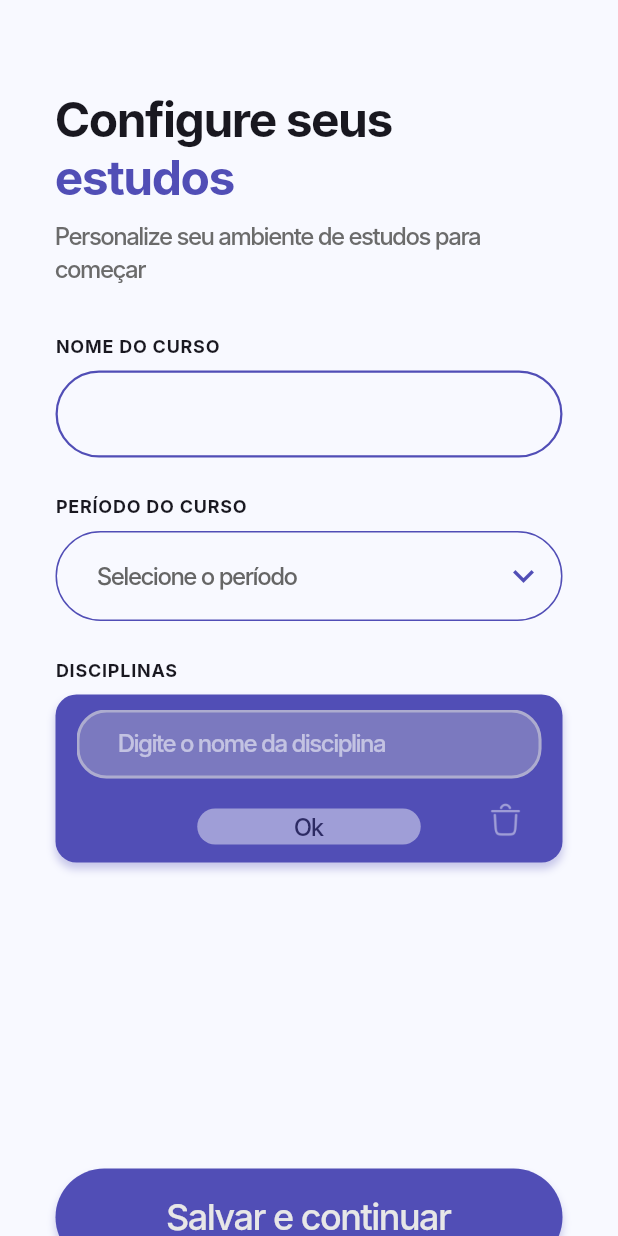
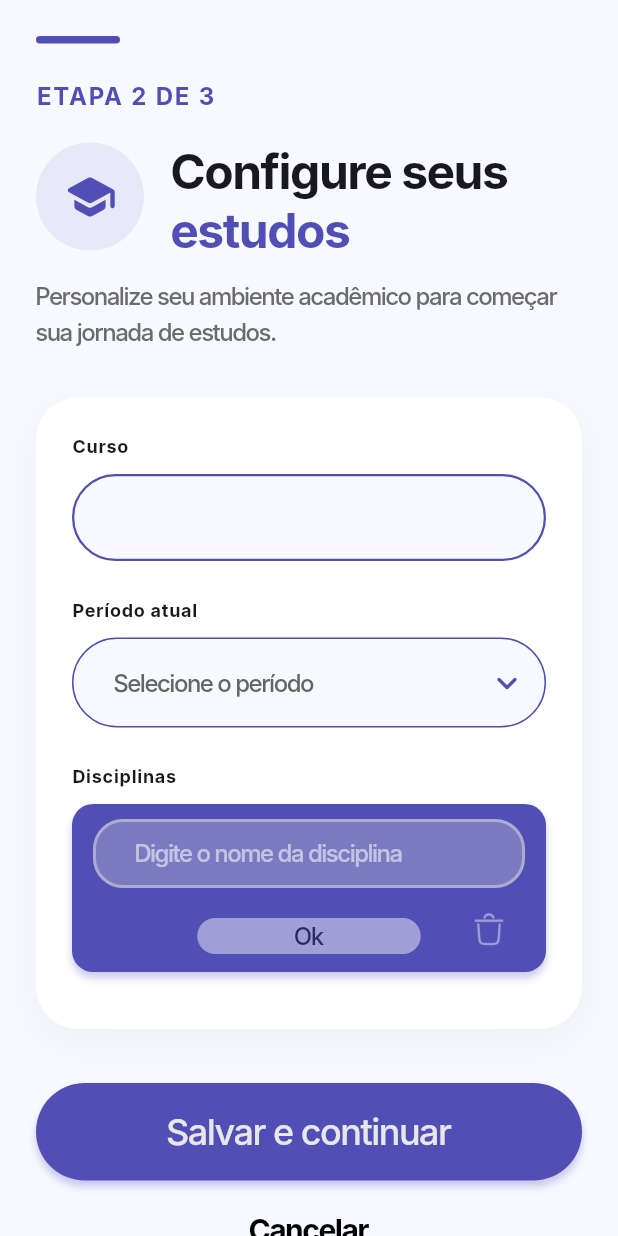
Before and after one commit to vitormarques7/flutter_academic_manager_app, a Flutter app: the UniversityConfigPage screen opened by its route, on a phone screen of 412 x 824 dp. Run offline on Flutter 3.47's test engine with Material 3 defaults, Android fonts, the phone set to English and light mode, and no system bars; our stand-ins replace cloud_firestore, firebase_auth, firebase_core, google_sign_in, table_calendar; accounts and stored records are empty; Roboto replaces fonts that are missing (Inter).

Commit message:
feat: melhoria UI na tela de filtragem

```diff
--- a/lib/view/pages/university_config_page.dart
+++ b/lib/view/pages/university_config_page.dart
@@ -1,5 +1,6 @@
 import 'package:academic_manager_app/config/routes/app_routes.dart';
 import 'package:flutter/material.dart';
+
 import '../../config/theme/app_colors.dart';
 import '../../config/theme/app_text_styles.dart';
 import '../widgets/buttons/cancel_button.dart';
@@ -19,8 +20,8 @@ class _UniversityConfigPageState extends State<UniversityConfigPage> {
   final formKey = GlobalKey<FormState>();
 
   final courseController = TextEditingController();
+
   int? selectedPeriod;
-
   bool isLoading = false;
 
   @override
@@ -36,9 +37,14 @@ class _UniversityConfigPageState extends State<UniversityConfigPage> {
 
     try {
       await Future.delayed(const Duration(seconds: 1));
-      if (mounted) AppRoutes.toHome(context);
+
+      if (mounted) {
+        AppRoutes.toHome(context);
+      }
     } finally {
-      if (mounted) setState(() => isLoading = false);
+      if (mounted) {
+        setState(() => isLoading = false);
+      }
     }
   }
 
@@ -50,15 +56,59 @@ class _UniversityConfigPageState extends State<UniversityConfigPage> {
         child: Form(
           key: formKey,
           child: SingleChildScrollView(
-            padding: const EdgeInsets.fromLTRB(37, 60, 37, 40),
+            padding: const EdgeInsets.fromLTRB(24, 24, 24, 32),
             child: Column(
               crossAxisAlignment: CrossAxisAlignment.start,
               children: [
-                RichText(
+                // Indicador superior
+                Container(
+                  width: 56,
+                  height: 5,
+                  decoration: BoxDecoration(
+                    color: AppColors.primary,
+                    borderRadius: BorderRadius.circular(99),
+                  ),
+                ),
+
+                const SizedBox(height: 24),
+
+                Text(
+                  'ETAPA 2 DE 3',
+                  style: AppTextStyles.bodyRegular.copyWith(
+                    color: AppColors.primary,
+                    fontWeight: FontWeight.w700,
+                    letterSpacing: 1.2,
+                  ),
+                ),
+
+                const SizedBox(height: 20),
+
+                // Cabeçalho
+                Row(
+                  crossAxisAlignment: CrossAxisAlignment.start,
+                  children: [
+                    Container(
+                      width: 72,
+                      height: 72,
+                      decoration: BoxDecoration(
+                        color: AppColors.primary.withOpacity(0.10),
+                        shape: BoxShape.circle,
+                      ),
+                      child: Icon(
+                        Icons.school_rounded,
+                        color: AppColors.primary,
+                        size: 36,
+                      ),
+                    ),
+
+                    const SizedBox(width: 18),
+
+                    Expanded(
+                      child: RichText(
                         text: TextSpan(
-                    text: 'Configure seus\n',
                           style: AppTextStyles.headline2,
                           children: [
+                            const TextSpan(text: 'Configure seus\n'),
                             TextSpan(
                               text: 'estudos',
                               style: AppTextStyles.headline2.copyWith(
@@ -68,22 +118,48 @@ class _UniversityConfigPageState extends State<UniversityConfigPage> {
                           ],
                         ),
                       ),
-                const SizedBox(height: 8),
+                    ),
+                  ],
+                ),
+
+                const SizedBox(height: 12),
+
                 Text(
-                  'Personalize seu ambiente de estudos para começar',
-                  style: AppTextStyles.bodyRegular,
+                  'Personalize seu ambiente acadêmico para começar sua jornada de estudos.',
+                  style: AppTextStyles.bodyRegular.copyWith(height: 1.5),
                 ),
 
                 const SizedBox(height: 32),
 
-                const SectionLabel(label: 'NOME DO CURSO'),
-                const SizedBox(height: 8),
+                // Card principal
+                Container(
+                  padding: const EdgeInsets.all(24),
+                  decoration: BoxDecoration(
+                    color: Colors.white,
+                    borderRadius: BorderRadius.circular(28),
+                    boxShadow: [
+                      BoxShadow(
+                        color: Colors.black.withOpacity(0.04),
+                        blurRadius: 24,
+                        offset: const Offset(0, 8),
+                      ),
+                    ],
+                  ),
+                  child: Column(
+                    crossAxisAlignment: CrossAxisAlignment.start,
+                    children: [
+                      const SectionLabel(label: 'Curso'),
+
+                      const SizedBox(height: 10),
+
                       ConfigTextField(controller: courseController),
 
                       const SizedBox(height: 24),
 
-                const SectionLabel(label: 'PERÍODO DO CURSO'),
-                const SizedBox(height: 8),
+                      const SectionLabel(label: 'Período atual'),
+
+                      const SizedBox(height: 10),
+
                       DropdownButtonFormField<int>(
                         initialValue: selectedPeriod,
                         menuMaxHeight: 280,
@@ -94,7 +170,7 @@ class _UniversityConfigPageState extends State<UniversityConfigPage> {
                           ),
                         ),
                         icon: const Icon(
-                    Icons.keyboard_arrow_down,
+                          Icons.keyboard_arrow_down_rounded,
                           color: AppColors.primary,
                           size: 28,
                         ),
@@ -107,6 +183,7 @@ class _UniversityConfigPageState extends State<UniversityConfigPage> {
                         items: [
                           ...List.generate(12, (index) {
                             final period = index + 1;
+
                             return DropdownMenuItem(
                               value: period,
                               child: Text('$periodº período'),
@@ -118,23 +195,31 @@ class _UniversityConfigPageState extends State<UniversityConfigPage> {
                           ),
                         ],
                         onChanged: (value) {
-                    setState(() => selectedPeriod = value);
+                          setState(() {
+                            selectedPeriod = value;
+                          });
                         },
                         validator: (value) {
                           if (value == null) {
                             return 'Selecione o período atual.';
                           }
+
                           return null;
                         },
                       ),
 
                       const SizedBox(height: 24),
 
-                const SectionLabel(label: 'DISCIPLINAS'),
-                const SizedBox(height: 8),
+                      const SectionLabel(label: 'Disciplinas'),
+
+                      const SizedBox(height: 10),
+
                       const DisciplineSetupList(),
+                    ],
+                  ),
+                ),
 
-                const SizedBox(height: 190),
+                const SizedBox(height: 36),
 
                 PrimaryButton(
                   label: 'Salvar e continuar',
@@ -142,7 +227,7 @@ class _UniversityConfigPageState extends State<UniversityConfigPage> {
                   isLoading: isLoading,
                 ),
 
-                const SizedBox(height: 14),
+                const SizedBox(height: 12),
 
                 const CancelButton(),
               ],
```
Lines whose indentation alone changed are shown as unchanged.
